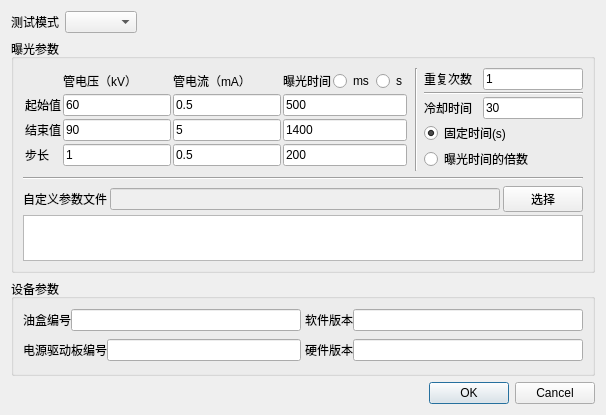
The window that test_param_settings.ui (curious-heart/X-exposer-tool) describes before a commit, drawn with Qt 5.
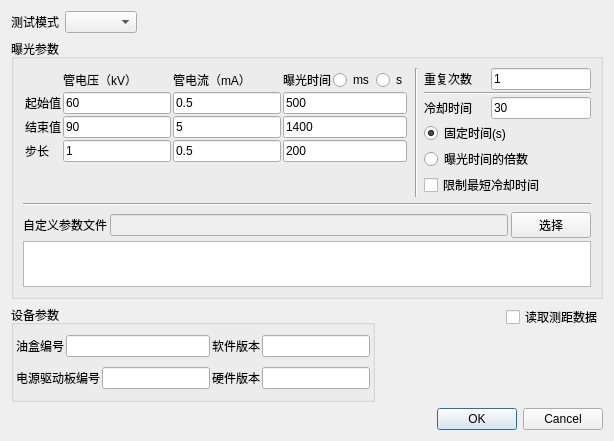
The same window after the commit.

Commit message: Add "limit shortest cool duration" option and read-distance option. Just compiled, not test yet...

Diff of the .ui file:
```diff
--- a/test_param_settings.ui
+++ b/test_param_settings.ui
@@ -6,8 +6,8 @@
    <rect>
     <x>0</x>
     <y>0</y>
-    <width>606</width>
-    <height>415</height>
+    <width>614</width>
+    <height>441</height>
    </rect>
   </property>
   <property name="sizePolicy">
@@ -19,10 +19,7 @@
   <property name="windowTitle">
    <string>Dialog</string>
   </property>
-  <layout class="QVBoxLayout" name="verticalLayout_4">
-   <property name="sizeConstraint">
-    <enum>QLayout::SetMinimumSize</enum>
-   </property>
+  <layout class="QVBoxLayout" name="verticalLayout_7">
    <item>
     <layout class="QHBoxLayout" name="horizontalLayout">
      <item>
@@ -61,10 +58,12 @@
      <property name="title">
       <string>曝光参数</string>
      </property>
-     <layout class="QVBoxLayout" name="verticalLayout_3">
+     <layout class="QVBoxLayout" name="verticalLayout_5">
       <item>
        <layout class="QHBoxLayout" name="horizontalLayout_8">
         <item>
+         <layout class="QVBoxLayout" name="verticalLayout_4">
+          <item>
          <layout class="QGridLayout" name="gridLayout" rowminimumheight="0,0,0,0">
           <property name="sizeConstraint">
            <enum>QLayout::SetMinimumSize</enum>
@@ -228,6 +227,21 @@
          </layout>
         </item>
         <item>
+           <spacer name="verticalSpacer">
+            <property name="orientation">
+             <enum>Qt::Vertical</enum>
+            </property>
+            <property name="sizeHint" stdset="0">
+             <size>
+              <width>20</width>
+              <height>18</height>
+             </size>
+            </property>
+           </spacer>
+          </item>
+         </layout>
+        </item>
+        <item>
          <widget class="Line" name="line_2">
           <property name="orientation">
            <enum>Qt::Vertical</enum>
@@ -235,7 +249,7 @@
          </widget>
         </item>
         <item>
-         <layout class="QVBoxLayout" name="verticalLayout">
+         <layout class="QVBoxLayout" name="verticalLayout_3">
           <property name="spacing">
            <number>2</number>
           </property>
@@ -295,6 +309,8 @@
            </layout>
           </item>
           <item>
+           <layout class="QVBoxLayout" name="verticalLayout">
+            <item>
            <widget class="QRadioButton" name="fixedCoolDuraRButton">
             <property name="text">
              <string>固定时间(s)</string>
@@ -313,6 +329,15 @@
           </item>
          </layout>
         </item>
+          <item>
+           <widget class="QCheckBox" name="limitShortestCoolDuraChBox">
+            <property name="text">
+             <string>限制最短冷却时间</string>
+            </property>
+           </widget>
+          </item>
+         </layout>
+        </item>
        </layout>
       </item>
       <item>
@@ -374,6 +399,8 @@
     </widget>
    </item>
    <item>
+    <layout class="QHBoxLayout" name="horizontalLayout_14">
+     <item>
     <widget class="QGroupBox" name="groupBox_2">
      <property name="title">
       <string>设备参数</string>
@@ -382,16 +409,19 @@
       <property name="sizeConstraint">
        <enum>QLayout::SetMinimumSize</enum>
       </property>
+        <property name="leftMargin">
+         <number>2</number>
+        </property>
       <property name="topMargin">
-       <number>4</number>
+         <number>2</number>
+        </property>
+        <property name="rightMargin">
+         <number>2</number>
       </property>
       <property name="bottomMargin">
-       <number>4</number>
-      </property>
-      <property name="horizontalSpacing">
-       <number>4</number>
-      </property>
-      <property name="verticalSpacing">
+         <number>2</number>
+        </property>
+        <property name="spacing">
        <number>2</number>
       </property>
       <item row="0" column="0">
@@ -452,6 +482,48 @@
       </item>
      </layout>
     </widget>
+     </item>
+     <item>
+      <spacer name="horizontalSpacer_2">
+       <property name="orientation">
+        <enum>Qt::Horizontal</enum>
+       </property>
+       <property name="sizeHint" stdset="0">
+        <size>
+         <width>40</width>
+         <height>20</height>
+        </size>
+       </property>
+      </spacer>
+     </item>
+     <item>
+      <layout class="QVBoxLayout" name="verticalLayout_6">
+       <property name="spacing">
+        <number>0</number>
+       </property>
+       <item>
+        <widget class="QCheckBox" name="readDistChBox">
+         <property name="text">
+          <string>读取测距数据</string>
+         </property>
+        </widget>
+       </item>
+       <item>
+        <spacer name="verticalSpacer_2">
+         <property name="orientation">
+          <enum>Qt::Vertical</enum>
+         </property>
+         <property name="sizeHint" stdset="0">
+          <size>
+           <width>20</width>
+           <height>40</height>
+          </size>
+         </property>
+        </spacer>
+       </item>
+      </layout>
+     </item>
+    </layout>
    </item>
    <item>
     <widget class="QDialogButtonBox" name="buttonBox">
```
Lines whose indentation alone changed are shown as unchanged. The commit also changes 8 other files.
